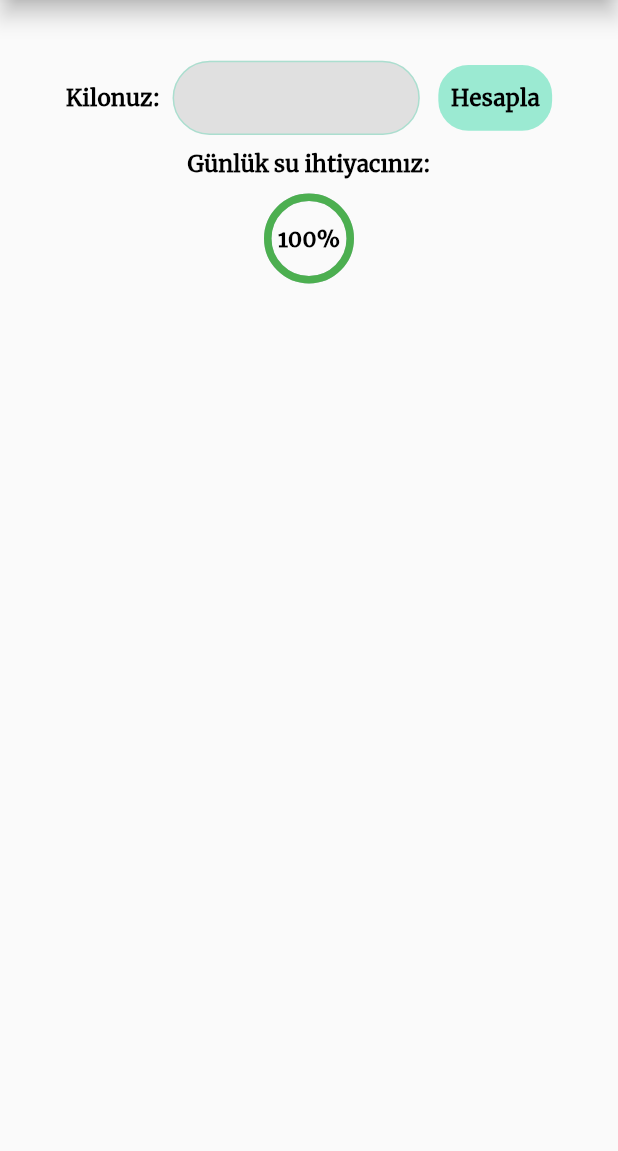
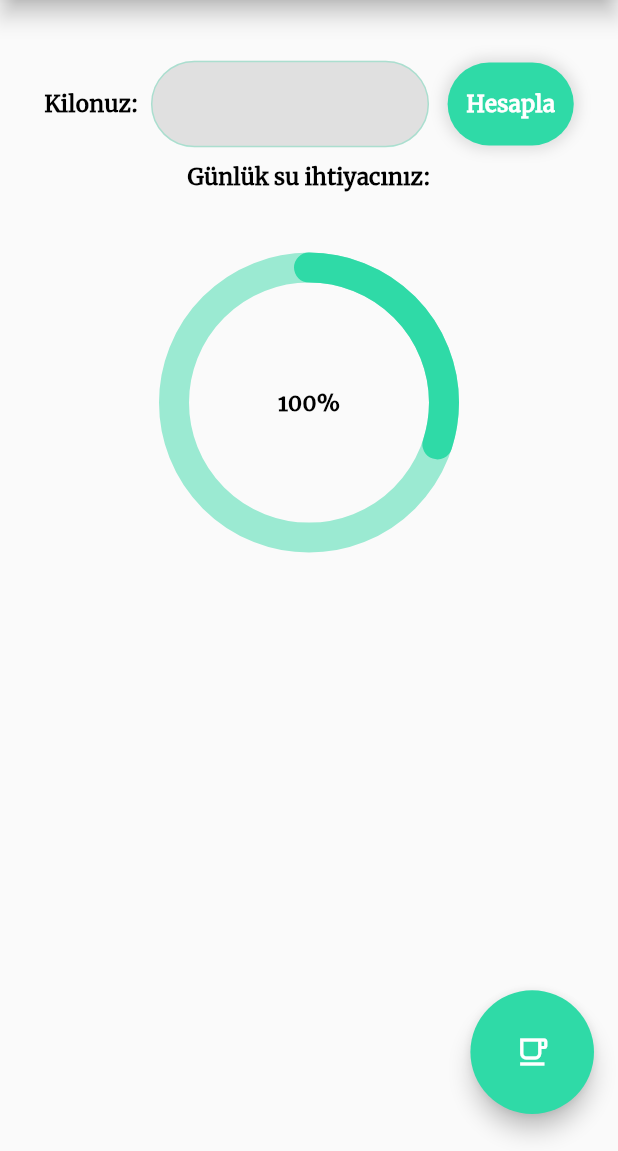
Before and after one commit to rabiaokatan/DiabetesApp, a Flutter app: the WaterTrackerScreen screen opened directly, on a phone screen of 412 x 824 dp, the part 85-1236 px from its top. Run offline on Flutter 3.47's test engine with Material 2 defaults, Android fonts, the light colour scheme and no system bars; drawn by our look-alikes of percent_indicator; our stand-ins replace flip_card, shimmer.

Commit message:
bug fixed

```diff
--- a/lib/screens/water_tracker_screen.dart
+++ b/lib/screens/water_tracker_screen.dart
@@ -2,6 +2,7 @@ import 'package:flutter/material.dart';
 import 'package:flutter/services.dart';
 import 'package:flutter_diabetes_app/screens/constants.dart';
 import 'package:flutter_diabetes_app/widget/side_menu.dart';
+import 'package:flutter_diabetes_app/widget/water_tracker_alert.dart';
 import 'package:percent_indicator/circular_percent_indicator.dart';
 
 import '../responsive.dart';
@@ -17,7 +18,8 @@ class _WaterTrackerScreenState extends State<WaterTrackerScreen> {
   double personWeight = 0.0;
   double _dailyWater = 0.0;
   String water = '';
-  bool isEmptyText = false;
+  final _formKey = GlobalKey<FormState>();
+
   @override
   Widget build(BuildContext context) {
     final Size _size = MediaQuery.of(context).size;
@@ -28,24 +30,22 @@ class _WaterTrackerScreenState extends State<WaterTrackerScreen> {
     TextEditingController _textController = TextEditingController();
 
     void _dailyWaterCalculation() {
-      // if (_textController.text.isEmpty) {
-      //   isEmptyText = true;
-      // } else {
+      if (_textController.text.isEmpty) {
+        setState(() {
+          if (!_formKey.currentState!.validate()) return;
+        });
+      } else {
+        setState(() {
+          if (_formKey.currentState!.validate()) return null;
+        });
         personWeight = double.parse(_textController.text);
         setState(() {
           _dailyWater = personWeight * 0.03;
           water = _dailyWater
               .toStringAsFixed(2); //virgülden sonra iki basamak gösterir
         });
-      //}
       }
-
-    // @override
-    // void dispose() {
-    //   // Clean up the controller when the widget is disposed.
-    //   _textController.dispose();
-    //   super.dispose();
-    // }
+    }
 
     return Scaffold(
       drawer: SideMenu(),
@@ -57,8 +57,8 @@ class _WaterTrackerScreenState extends State<WaterTrackerScreen> {
         ),
         backgroundColor: isDesktop ? Colors.transparent : kDoubleLightColor,
         elevation: isDesktop ? 0 : 6,
-          iconTheme: IconThemeData(
-              color: isDesktop ? Colors.transparent : Colors.black),
+        iconTheme:
+            IconThemeData(color: isDesktop ? Colors.transparent : Colors.black),
       ),
       body: Center(
         child: Padding(
@@ -75,23 +75,34 @@ class _WaterTrackerScreenState extends State<WaterTrackerScreen> {
                   Padding(
                     padding: EdgeInsets.only(left: _size.width * 0.02),
                     child: Container(
-                        width: _size.width * 0.4,
-                        height: _size.height * 0.06,
+                      width: _size.width * 0.45,
+                      height: _size.height * 0.07,
                       decoration: BoxDecoration(
                         color: Colors.grey[300],
                         borderRadius: BorderRadius.circular(30),
-                          border:
-                              Border.all(color: kLightColor.withOpacity(0.3)),
+                        border: Border.all(color: kLightColor.withOpacity(0.3)),
                       ),
                       alignment: Alignment.center,
+                      child: Form(
+                        key: _formKey,
                         child: Padding(
-                          padding: EdgeInsets.only(left: _size.width * 0.04),
-                          child: TextField(
+                          padding: EdgeInsets.only(
+                              left: _size.width * 0.06,
+                              bottom: _size.height * 0.005),
+                          child: TextFormField(
+                            validator: (value) {
+                              if (value!.isEmpty)
+                                return 'Lütfen kilonuzu giriniz.';
+                              else
+                                return null;
+                            },
                             controller: _textController,
                             keyboardType: TextInputType.number,
                             cursorColor: kPrimaryColor,
+                            textAlign: TextAlign.center,
                             decoration: InputDecoration(
                               border: InputBorder.none,
+                            ),
                           ),
                         ),
                       ),
@@ -100,16 +111,30 @@ class _WaterTrackerScreenState extends State<WaterTrackerScreen> {
                   Padding(
                     padding: EdgeInsets.only(left: _size.width * 0.03),
                     child: GestureDetector(
-                        onTap: _dailyWaterCalculation,
+                      onTap:
+                          //_textController.text.isEmpty
+                          //     ?
+                          //      () {
+                          //         if (!_formKey.currentState!.validate()) return;
+                          //       }
+                          //:
+                          _dailyWaterCalculation,
                       child: Container(
                         padding: EdgeInsets.symmetric(
-                              vertical: _size.height * 0.015,
-                              horizontal: _size.width * 0.02),
+                            vertical: _size.height * 0.022,
+                            horizontal: _size.width * 0.03),
                         decoration: BoxDecoration(
-                            borderRadius: BorderRadius.circular(20),
-                            color: kDoubleLightColor,
+                          borderRadius: BorderRadius.circular(30),
+                          boxShadow: [
+                            BoxShadow(
+                              color: Colors.grey.withOpacity(0.3),
+                              spreadRadius: 3,
+                              blurRadius:7,
                             ),
-                          child: Text('Hesapla'),
+                          ],
+                          color: kLightColor,
+                        ),
+                        child: Text('Hesapla', style: TextStyle(color: Colors.white),),
                       ),
                     ),
                   ),
@@ -120,20 +145,43 @@ class _WaterTrackerScreenState extends State<WaterTrackerScreen> {
                 mainAxisAlignment: MainAxisAlignment.center,
                 children: [
                   Text('Günlük su ihtiyacınız:'),
-                    _dailyWater == 0.0 ? Text('') : Text(' $water litre', style: TextStyle(fontSize: 20),),
+                  _dailyWater == 0.0
+                      ? Text('')
+                      : Text(
+                          ' $water litre',
+                          style: TextStyle(fontSize: 20),
+                        ),
                 ],
               ),
-                SizedBox(height: 10),
+              SizedBox(height: _size.height * 0.05),
               new CircularPercentIndicator(
-                  radius: 60.0,
-                  lineWidth: 5.0,
-                  percent: 1.0,
+                radius: 200.0,
+                lineWidth: 20.0,
+                percent: 0.3,
+                animation: true,
+                animationDuration: 1000,
                 center: new Text("100%"),
-                  progressColor: Colors.green,
+                backgroundColor: kDoubleLightColor,
+                progressColor: kLightColor,
+                circularStrokeCap: CircularStrokeCap.round,
               ),
             ],
           ),
         ),
-        ));
+      ),
+      floatingActionButton: Padding(
+        padding: EdgeInsets.only(bottom: _size.height * 0.03),
+        child: Container(
+          width: _size.width * 0.20,
+          height: _size.height * 0.1,
+          child: FloatingActionButton(
+            backgroundColor: kLightColor,
+            child: Icon(Icons.free_breakfast_outlined),
+            onPressed: () {},
+          ),
+        ),
+      ),
+      floatingActionButtonLocation: FloatingActionButtonLocation.endDocked,
+    );
   }
 }
```
Also changed, not shown: lib/widget/water_tracker_alert.dart (added, +24 -0 lines). Lines whose indentation alone changed are shown as unchanged.
